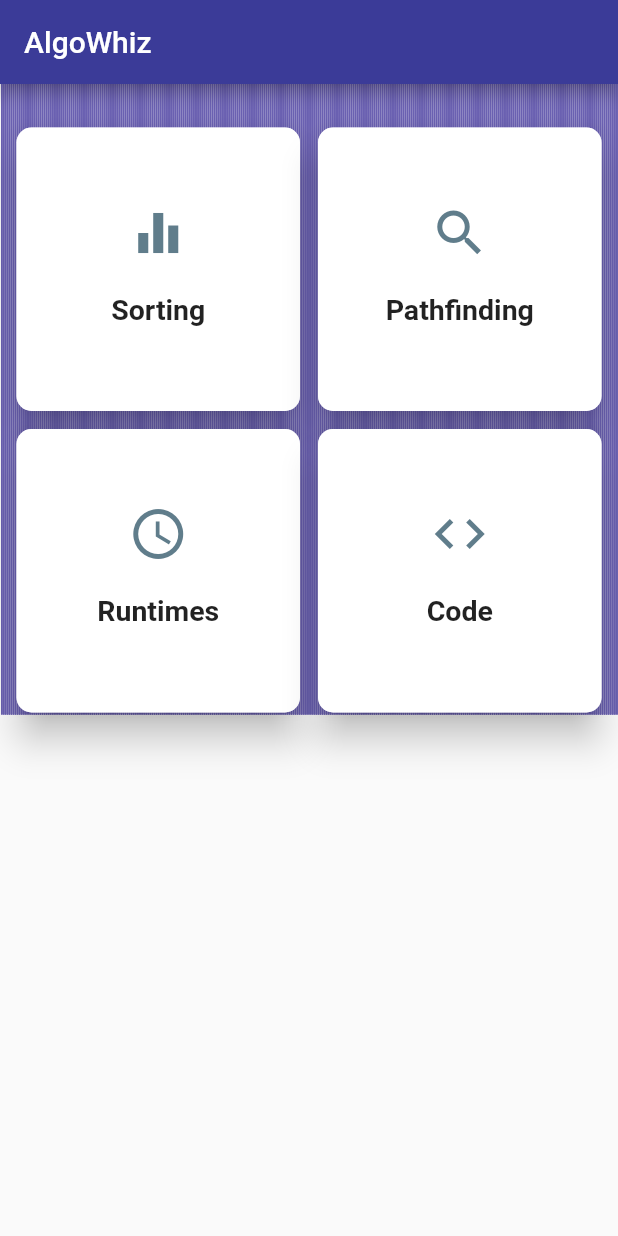
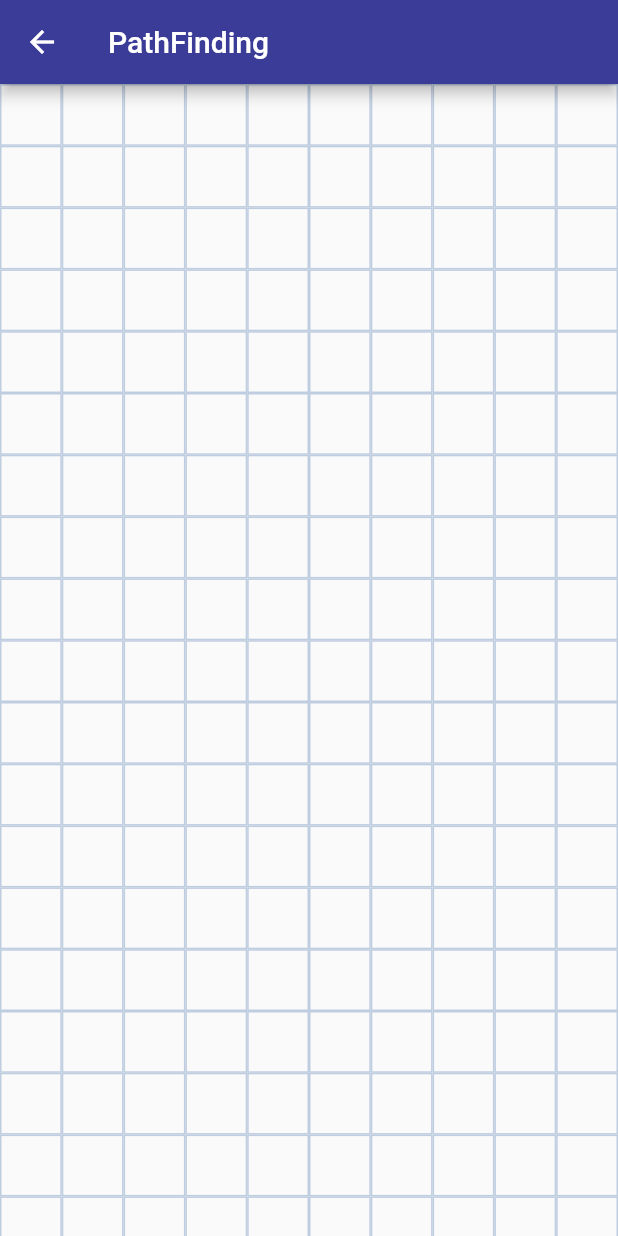
Before and after one commit to iamfauz/Algo-Whiz, a Flutter app: the screen it shows after launch, after a tap on "Pathfinding", on a phone screen of 412 x 824 dp. Run offline on Flutter 3.47's test engine with Material 2 defaults, Android fonts, the phone set to English and light mode, and no system bars.

Commit message:
Added Node Grid for pathfinding algorithm

```diff
--- a/algo_whiz/lib/view/home_screen.dart
+++ b/algo_whiz/lib/view/home_screen.dart
@@ -2,6 +2,7 @@ import 'dart:math';
 
 import 'package:algo_whiz/paint/bar_painter.dart';
 import 'package:algo_whiz/utils/colors.dart';
+import 'package:algo_whiz/view/pathfinding_visualizer.dart';
 import 'package:algo_whiz/view/sorting_visualizer.dart';
 import 'package:flutter/material.dart';
 
@@ -41,7 +42,14 @@ class _HomeScreenState extends State<HomeScreen> {
                   DashBoardItem(
                     title: "Pathfinding",
                     icon: Icons.search,
-                    onPressed: () {},
+                    onPressed: () {
+
+                       Navigator.push(
+                        context,
+                        MaterialPageRoute(
+                            builder: (context) => PathfindingVisualizer()),
+                      );
+                    },
                   ),
                   DashBoardItem(
                       title: "Runtimes",
@@ -72,7 +80,7 @@ class DashBoardItem extends StatelessWidget {
     return Card(
         shape: RoundedRectangleBorder(
           side: BorderSide(color: Colors.white70, width: 1),
-          borderRadius: BorderRadius.circular(10),
+          borderRadius: BorderRadius.circular(15),
         ),
         elevation: 10,
         margin: new EdgeInsets.all(6.0),
--- /dev/null
+++ b/algo_whiz/lib/view/pathfinding_visualizer.dart
@@ -0,0 +1,74 @@
+import 'package:algo_whiz/utils/colors.dart';
+import 'package:flutter/material.dart';
+
+const double boxNodeWidth = 40;
+const double boxNodeHeight = 40;
+
+class PathfindingVisualizer extends StatefulWidget {
+  @override
+  _PathfindingVisualizerState createState() => _PathfindingVisualizerState();
+}
+
+class _PathfindingVisualizerState extends State<PathfindingVisualizer> {
+  @override
+  Widget build(BuildContext context) {
+    return Scaffold(
+      appBar: AppBar(
+        title: Text("PathFinding"),
+        backgroundColor: primaryColor,
+      ),
+      body: SafeArea(child: NodeGrid()),
+    );
+  }
+}
+
+List<Widget> generateBoxNodes(int noXAxisNodes, int noYAxisNodes) {
+  List<Widget> boxNodes = [];
+  for (int i = 0; i < noXAxisNodes; i++) {
+    for (int j = 0; j < noYAxisNodes; j++) {
+      boxNodes.add(Node());
+    }
+  }
+  return boxNodes;
+}
+
+class Node extends StatelessWidget {
+  const Node({
+    Key key,
+  }) : super(key: key);
+
+  @override
+  Widget build(BuildContext context) {
+    return AnimatedContainer(
+        duration: Duration(milliseconds: 100),
+        child: Container(
+            height: boxNodeHeight,
+            width: boxNodeWidth,
+            decoration: BoxDecoration(
+              border: Border.all(color: colorLightSteelBlue),
+            )));
+  }
+}
+
+class NodeGrid extends StatefulWidget {
+  @override
+  _NodeGridState createState() => _NodeGridState();
+}
+
+class _NodeGridState extends State<NodeGrid> {
+  @override
+  Widget build(BuildContext context) {
+    var screenWidth = MediaQuery.of(context).size.width;
+    var screenHeight = MediaQuery.of(context).size.height - kToolbarHeight;
+    var noXAxisNodes = screenWidth ~/ boxNodeWidth;
+    var noYAxisNodes = screenHeight ~/ boxNodeHeight;
+
+    return Container(
+      child: GridView.count(
+        crossAxisCount: noXAxisNodes,
+        physics: NeverScrollableScrollPhysics(),
+        children: generateBoxNodes(noXAxisNodes, noYAxisNodes),
+      ),
+    );
+  }
+}
```
